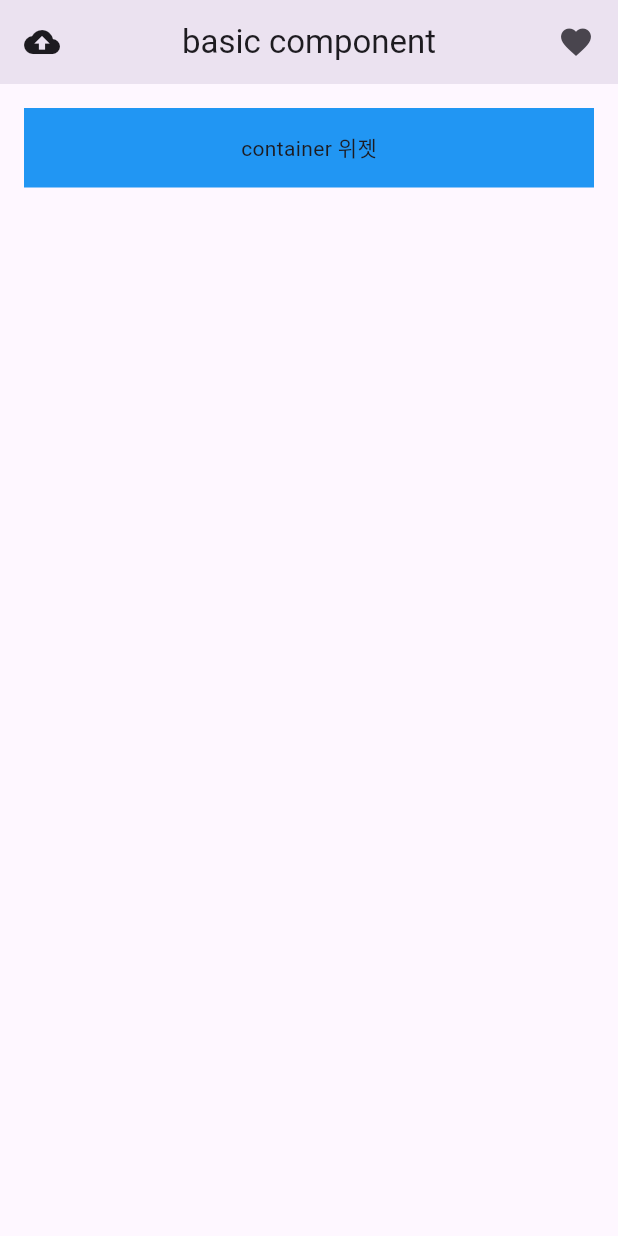
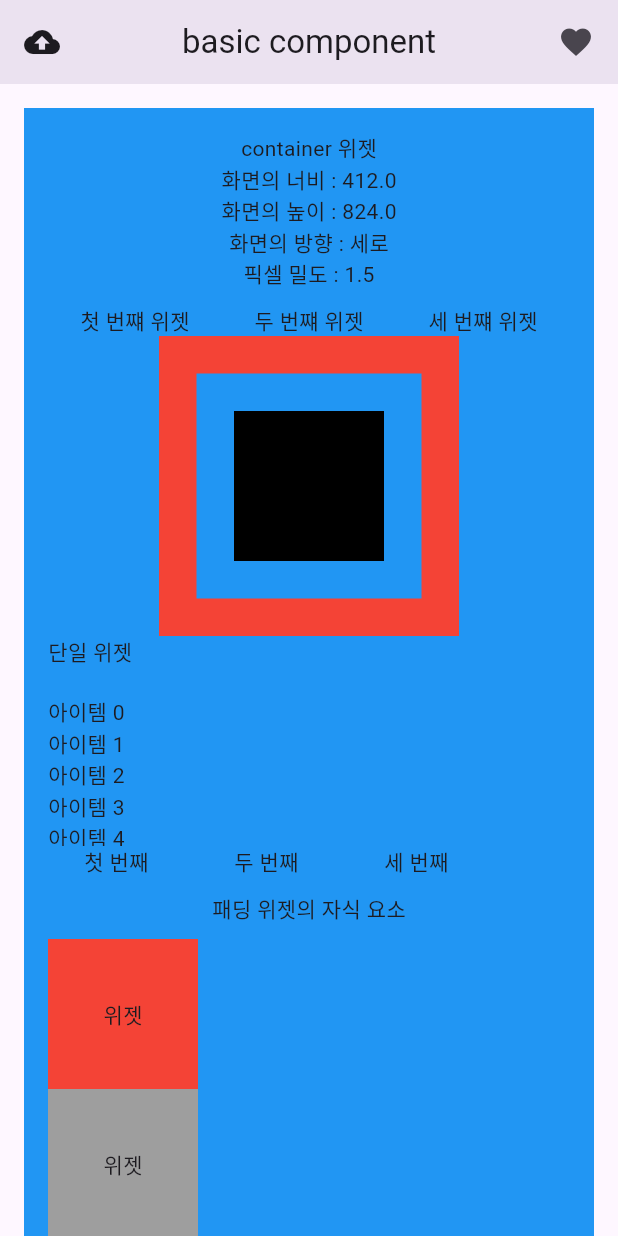
Before and after one commit to Stjoo0925/10_flutter, a Flutter app: the screen it shows after launch, on a phone screen of 412 x 824 dp. Run offline on Flutter 3.47's test engine with Material 3 defaults, Android fonts, the phone set to English and light mode, and no system bars.

Commit message:
feat : layout upload ⭐

```diff
--- a/b_layout_widget/lib/01_layout_widget/00_LayoutWidget.dart
+++ b/b_layout_widget/lib/01_layout_widget/00_LayoutWidget.dart
@@ -1,5 +1,12 @@
-import 'package:flutter/cupertino.dart';
+import 'package:b_layout_widget/01_layout_widget/03_RowWidget.dart';
+import 'package:b_layout_widget/01_layout_widget/04_StackWidget.dart';
 import 'package:flutter/material.dart';
+import '01_MediaQueryWidget.dart';
+import '02_SizedBoxWidget.dart';
+import '05_ListViewWidget.dart';
+import '06_WrapWidget.dart';
+import '07_PaddingWidget.dart';
+import '08_AlignmentWidget.dart';
 
 class LayoutCombination extends StatelessWidget {
 
@@ -19,13 +26,22 @@ class LayoutCombination extends StatelessWidget {
           /// 위젯의 여백이나 패딩을 설정할 떄 사용하는 클래스이다.
           /// 이 클래스는 네 방향(위, 아래, 왼쪽, 오른쪽)의 여백을 개별적으로 설정할 수 있는 다양한 생성잘를 제공한다.
           ///
-          /// .all : 모든 방향에 동일한 크기의 여백을 설정한다.₩
+          /// .all : 모든 방향에 동일한 크기의 여백을 설정한다.
           /// .symmetric : 수직 방향과 수평 방향에 대한 여백을 설정한다.
           /// .only : 각 방향에 대해 개별적으로 여백을 설정한다.
           color: Colors.blue,
           child: Column(
             children: [
-              const Text("container 위젯")
+              const Text("container 위젯"),
+              const MediaQueryWidget(),
+              const SizedBoxWidget(),
+              const RowWidget(),
+              const StackWidget(),
+              const ListViewWidget(),
+              DynamicListView(),
+              const WrapWidget(),
+              PaddingWidget(size: 10.0),
+              const AlignmentWidget()
             ],
           ),
         )
--- /dev/null
+++ b/b_layout_widget/lib/01_layout_widget/01_MediaQueryWidget.dart
@@ -0,0 +1,47 @@
+import 'package:flutter/cupertino.dart';
+
+class MediaQueryWidget extends StatelessWidget {
+  const MediaQueryWidget({super.key});
+
+  /// Column
+  /// Column은 flutter에서 수직 방향으로 여러 위젯을 배치할 떄 사용하는 레이아웃 위젯이다.
+  /// 자식 위젯들을 위에서 아래로 쌓아올리는 구조, 다양한 정렬 및 간격 조정 기능을 제공한다.
+  ///
+  /// 주요 속성
+  /// children :  Column 안에 포함될 자식 위젯들의 리스트이다.
+  /// mainAxisAlignment : 수직 방향 (주 축)에서 자식 위젯의 정렬 방식을 설정한다.
+  /// crossAxisAlignment : 수평 방향(교차 축)에서 자식 위젯의 정렬 방식을 설정한다.
+  /// mainAxisSize : 주 축의 크기를 설정한다. MainAxisSize.max(기본값) 또는 MainAxisSize.main을 사용할 수 있다.
+  /// verticalDirection : 자식 위젯의 배치 방향을 설정한다. VerticalDirection.down(기본값) 또는 VerticalDirection.up을 선택할 수 있다.
+
+  @override
+  Widget build(BuildContext context) {
+    /// MediaQuery
+    /// 플러터에서 디바이스의 화면크기, 방향, 밀도 등의 정보를 제공하는 위젯으로
+    /// 이를 통해서 앱에서 다양한 화면 크기와 해상도에 따라 적절한 레이아웃과 스타일을 적용할 수 있다.
+    ///
+    /// 주요 사용법
+    /// MediaQuery.of(context) : 현재 buildContext에 대한 MediaQueryData를 가져온다.
+    /// 이를 통해 화면의 다양한 속성에 접근할 수 있다.
+    ///
+    /// 주요 속성
+    /// size : 화면의 크기를 나타내는 size 객체이다.
+    /// orientation : 화면의 방향을 나타내는 orientation 객체이다.
+    /// devicePixelRatio : 디바이스의 픽셀 밀도를 나타낸다.
+    /// padding : 화면의 패딩(상태 바, 네비게이션 바 등)을 나타내는 EdgeInsets 객체이다.
+    /// viewInsets : 소프트 키패드와 같은 요소에 의해 가려진 영역을 나타낸다.
+
+    final mediaQuery = MediaQuery.of(context);
+    return Column(
+      children: [
+        Text("화면의 너비 : ${mediaQuery.size.width * 1}"),
+        Text("화면의 높이 : ${mediaQuery.size.height * 1}"),
+        // Flutter 에서 화면의 방향을 세로 모드롤 설정하는 데 사용하는 함수
+        Text("화면의 방향 : ${mediaQuery.orientation == Orientation.portrait
+            ? "세로"
+            : "가로"}"),
+        Text("픽셀 밀도 : ${mediaQuery.devicePixelRatio}"),
+      ],
+    );
+  }
+}
--- /dev/null
+++ b/b_layout_widget/lib/01_layout_widget/02_SizedBoxWidget.dart
@@ -0,0 +1,24 @@
+import 'package:flutter/cupertino.dart';
+
+/// sizedBox
+/// sizedBox는 flutter에서는 고정된 크기의 박스르 생성하는 위젯이다.
+/// 주로 위젯의 크기를 설정하거나, 위젯 간의 간격을 조정하는데 사용된다.
+/// sizedBox는 자식 위젯을 감싸고, 지정된 너비와 높이를 적용할 수 있다.
+///
+/// 주요 속성
+/// width : sizedBox의 너비를 설정한다.
+/// height : sizedBox의 높이를 설정한다.
+/// child : sizedBox안에 포함될 자식 위젯을 설정한다.
+
+class SizedBoxWidget extends StatelessWidget {
+
+  const SizedBoxWidget({super.key});
+
+  @override
+  Widget build(BuildContext context) {
+    return const SizedBox(
+      width: 10,
+      height: 10,
+    );
+  }
+}
--- /dev/null
+++ b/b_layout_widget/lib/01_layout_widget/03_RowWidget.dart
@@ -0,0 +1,61 @@
+import 'package:flutter/cupertino.dart';
+
+/// Row
+/// flutter에서 수평 방향으로 여러 위젯을 배치할 때 사용하는 레이아웃 위젯이다.
+/// 자식들을 왼쪽에서 오른쪽으론 나란히 배치하는 구조로, 다양한 정렬 및 간격 조정 기능을 제공한다.
+///
+/// 주요속성
+/// children : row안에 포함될 자식 위젯들의 리스트 이다.
+/// mainAxisAlignment : 자식 위젯들의 수평 방향 정렬
+/// crossAxisAlignment : 자식 위젯들의 수직 방향 정열
+/// mainAxisSize : 주 축의 크기를 설정 한다. mainAxisSize.max(기본값) 또는 mainAxisSize.main 사용 가능
+/// textDirection : 텍스트의 방향을 설정한다.
+
+class RowWidget extends StatelessWidget {
+  const RowWidget({super.key});
+
+  /// Expanded
+  /// 부모 위젯의 남은 공간을 자식 위젯이 차지할 수 있도록 해주는 위젯이다.
+  /// 주로, Row, Column, 또는 flux와 함께 사용되며 자식 위젯의 크기를 자동으로
+  /// 조정하여 공간을 최적화한다.
+  ///
+  /// 주요 속성
+  /// child :  Expanded 안에 포함될 자식 위젯
+  /// flex : 자식 위젯이 차지할 공간 비율을 설정한다. 기본값은 1이며,
+  ///        여러 Expanded 위젯이 있을경우 이 값을 통해 상대적으로 공간을 나눈다.
+
+
+  /// Center
+  /// 위젯을 화면의 중앙에 배치하는데 사용하는 위젯이다.
+  /// 자식 위젯이 부모 위젯의 중앙에 위치하도록 정렬하며, 간단한 레이아웃 구성에 유용하다.
+  ///
+  /// 주요 속성
+  /// child : Center안에 포함될 자식 위젯이다.
+  /// widthFactor : 자식 위젯의 넓이를 조절하는 비율이다.
+  /// heightFactor : 자식 위젯의 높이를 조절하는 비율이다.
+
+  @override
+  Widget build(BuildContext context) {
+    return const Row(
+      textDirection: TextDirection.ltr,
+      mainAxisAlignment: MainAxisAlignment.center,
+      children: [
+        Expanded(
+            flex: 1,
+            child: Center(
+              child: Text("첫 번쨰 위젯"),
+            )),
+        Expanded(
+            flex: 1,
+            child: Center(
+              child: Text("두 번쨰 위젯"),
+            )),
+        Expanded(
+            flex: 1,
+            child: Center(
+              child: Text("세 번쨰 위젯"),
+            ))
+      ],
+    );
+  }
+}
--- /dev/null
+++ b/b_layout_widget/lib/01_layout_widget/04_StackWidget.dart
@@ -0,0 +1,40 @@
+import 'package:flutter/cupertino.dart';
+import 'package:flutter/material.dart';
+
+/// Stack
+/// flutter에서 여러 위젯을 겹처서 배치할 수 있는 위젯이다.
+/// 자식 위젯들은 주로 위에서 아래로 쌓이며, 각 위젯의 위치를 조정하여
+/// 겹치는 레이아웃 구조를 만들 수 있다.
+///
+/// 주요속성
+/// children : Stack안에 포함될 자식 위젯들의 리스트이다.
+/// alignment : 자식 위젯의 기본 정렬 방식을 설정한다.
+/// fit : 자식 위젯의 크기를 결정한다.
+
+class StackWidget extends StatelessWidget {
+  const StackWidget({super.key});
+
+  @override
+  Widget build(BuildContext context) {
+    return Stack(
+      alignment: Alignment.center,
+      children: [
+        Container(
+          width: 200,
+          height: 200,
+          color: Colors.red,
+        ),
+        Container(
+          width: 150,
+          height: 150,
+          color: Colors.blue,
+        ),
+        Container(
+          width: 100,
+          height: 100,
+          color: Colors.black,
+        ),
+      ],
+    );
+  }
+}
--- /dev/null
+++ b/b_layout_widget/lib/01_layout_widget/05_ListViewWidget.dart
@@ -0,0 +1,51 @@
+import 'package:flutter/cupertino.dart';
+
+/// ListView
+/// 스크롤 가능한 리스트를 생성하기 위한 위젯이다.
+/// 수직 또는 수평 방향으로 아이템을 나열할 수 있으며,
+/// 많은 양의 데이터를 효율적으로 표시하는데 유용하다.
+///
+/// 주요 특정
+/// 1. 스크롤 가능 : 화면에 표시되는 공간을 초과할 경우 스크롤이 가능하다.
+/// 2. 동적 생성 : ListView.builder를 사용하면 아이템을 동적으로 생성할 수 있어 메모리 효율성 증가
+/// 3. 다양한 아이템 : 각 리스트 항목을 다양한 형태의 위젯으로 구성
+///
+/// 주의 : 부모 위젯의 크기가 명확하게 설정되어 있지 않으면 레이아웃에 오류가 발생할 수 있다.
+
+class ListViewWidget extends StatelessWidget {
+  const ListViewWidget({super.key});
+
+  @override
+  Widget build(BuildContext context) {
+    return SizedBox(
+      height: 40,
+      width: 400,
+      child: ListView(
+        children: const [
+          Text("단일 위젯")
+        ],
+      ),
+    );
+  }
+}
+
+class DynamicListView extends StatelessWidget {
+  final List<String> items = List.generate(100, (index) => "아이템 $index");
+
+  DynamicListView({super.key});
+
+  @override
+  Widget build(BuildContext context) {
+    return SizedBox(
+      height: 100,
+      width: 400,
+      child: ListView.builder(
+        scrollDirection: Axis.vertical,
+        itemCount: items.length,
+        itemBuilder: (context, index) {
+          return Text(items[index]);
+        },
+      ),
+    );
+  }
+}
--- /dev/null
+++ b/b_layout_widget/lib/01_layout_widget/06_WrapWidget.dart
@@ -0,0 +1,38 @@
+import 'package:flutter/cupertino.dart';
+
+/// Wrap
+/// 자식 위젯들을 수평 또는 수직 방향으로 나열하며, 공간이 부족할 경우 자동으로
+/// 다음 줄로 넘어가게 하는 레이아웃 위젯이다. 이 위젯은 다양한 크기의 자식 위젯들을
+/// 유연하게 배치할 수 있다. 특히 동적인 리스트나 아이콘을 표시할 때 유용하다.
+///
+/// 주요 속성
+/// children : Wrap 안에 포함될 자식 위젯들의 리스트이다.
+/// direction : 자식 위젯의 배치 방향을 설정한다. 기본 값은 Axis.horizontal 이다.
+/// alignment : 자식 위젯의 정렬 방식을 설정한다.
+/// spacing : 자식 위젯 간의 수평 간격을 설정한다.
+/// runSpacing : 줄 간격의 수직 간격을 설정한다.
+/// runAlignment : 줄 간격의 수평 간격을 설정한다.
+
+class WrapWidget extends StatelessWidget {
+  const WrapWidget({super.key});
+
+  @override
+  Widget build(BuildContext context) {
+    return const Wrap(
+      children: [
+        SizedBox(
+          width: 100,
+          child: Text("첫 번째"),
+        ),
+        SizedBox(
+          width: 100,
+          child: Text("두 번째"),
+        ),
+        SizedBox(
+          width: 100,
+          child: Text("세 번째"),
+        )
+      ],
+    );
+  }
+}
--- /dev/null
+++ b/b_layout_widget/lib/01_layout_widget/07_PaddingWidget.dart
@@ -0,0 +1,14 @@
+import 'package:flutter/cupertino.dart';
+
+class PaddingWidget extends StatelessWidget {
+  double size;
+  PaddingWidget({required this.size, super.key});
+
+  @override
+  Widget build(BuildContext context) {
+    return Padding(
+      padding: EdgeInsets.all(size),
+      child: const Text("패딩 위젯의 자식 요소"),
+    );
+  }
+}
--- /dev/null
+++ b/b_layout_widget/lib/01_layout_widget/08_AlignmentWidget.dart
@@ -0,0 +1,81 @@
+import 'package:flutter/cupertino.dart';
+import 'package:flutter/material.dart';
+
+/// align
+/// flutter에서 자식 위젯을 부모 위젯의 특정 위치에 정렬하는데 사용되는 위젯이다.
+/// 자식 위젯의 위치를 설정할 수 있어 다양한 레이아웃을 만들 때 유용하다.
+///
+/// 주요 속성
+/// alignment : 자식 위젯의 위치를 설정한다.
+/// widthFactor : 자식 위젯의 너비를 조절하는 비율이다.
+/// heightFactor : 자식 위젯의 높이를 조절하는 비율이다.
+/// child : 정렬할 자식 위젯이다.
+
+class AlignmentWidget extends StatelessWidget {
+  const AlignmentWidget({super.key});
+
+  @override
+  Widget build(BuildContext context) {
+    return Column(
+      children: [
+        Align(
+          alignment: Alignment.topLeft,
+          child: _ContainerWidget(color: 'red',),
+        ),
+        Align(
+          alignment: Alignment.topLeft,
+          child: _ContainerWidget(color: '',),
+        ),
+        Align(
+          alignment: Alignment.topLeft,
+          child: _ContainerWidget(color: 'green',),
+        ),
+      ],
+    );
+  }
+}
+
+class _ContainerWidget extends StatelessWidget {
+  String? color;
+  _ContainerWidget({required this.color, super.key});
+
+  @override
+  Widget build(BuildContext context) {
+    Color? containerColor;
+
+    if(color != null){
+      switch(color!.toLowerCase()){
+        case 'red':
+          containerColor = Colors.red;
+          break;
+        case 'blue':
+          containerColor = Colors.blue;
+          break;
+        case 'green':
+          containerColor = Colors.green;
+          break;
+        default :
+          containerColor = Colors.grey;
+      }
+    }else {
+      containerColor = Colors.lightGreenAccent;
+    }
+    return Container(
+      color: containerColor,
+      width: 100,
+      height: 100,
+      child: const _CenterWidget()
+    );
+  }
+}
+
+class _CenterWidget extends StatelessWidget {
+  const _CenterWidget({super.key});
+
+  @override
+  Widget build(BuildContext context) {
+    return const Center(
+      child: Text("위젯"),
+    );
+  }
+}
```
